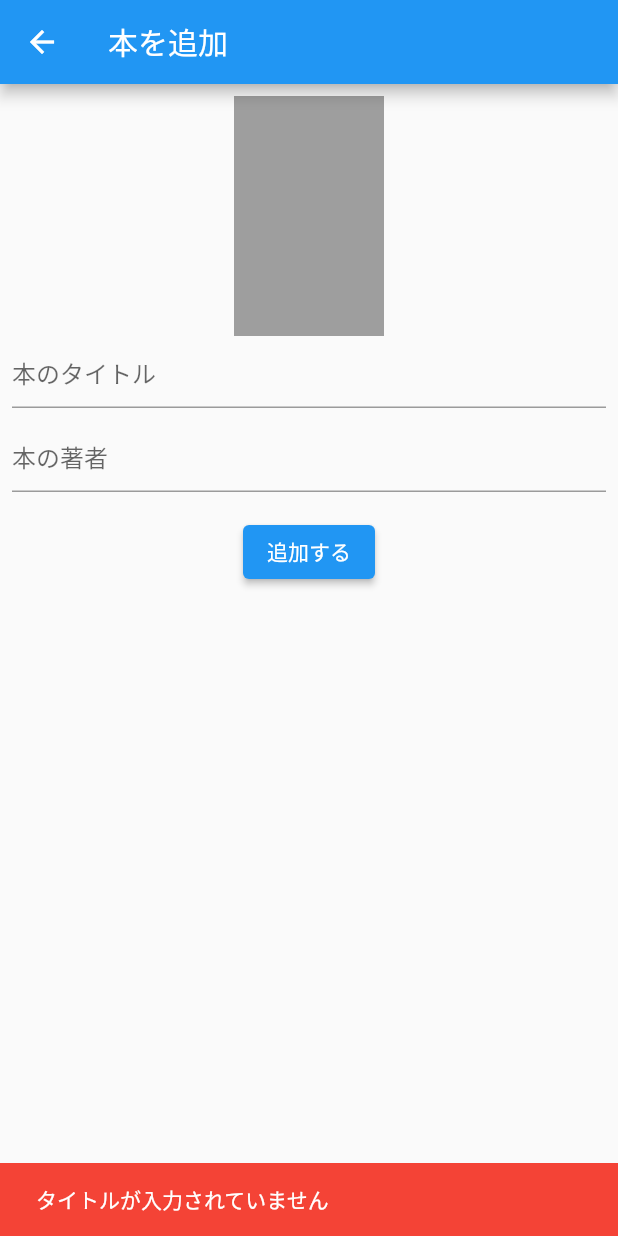
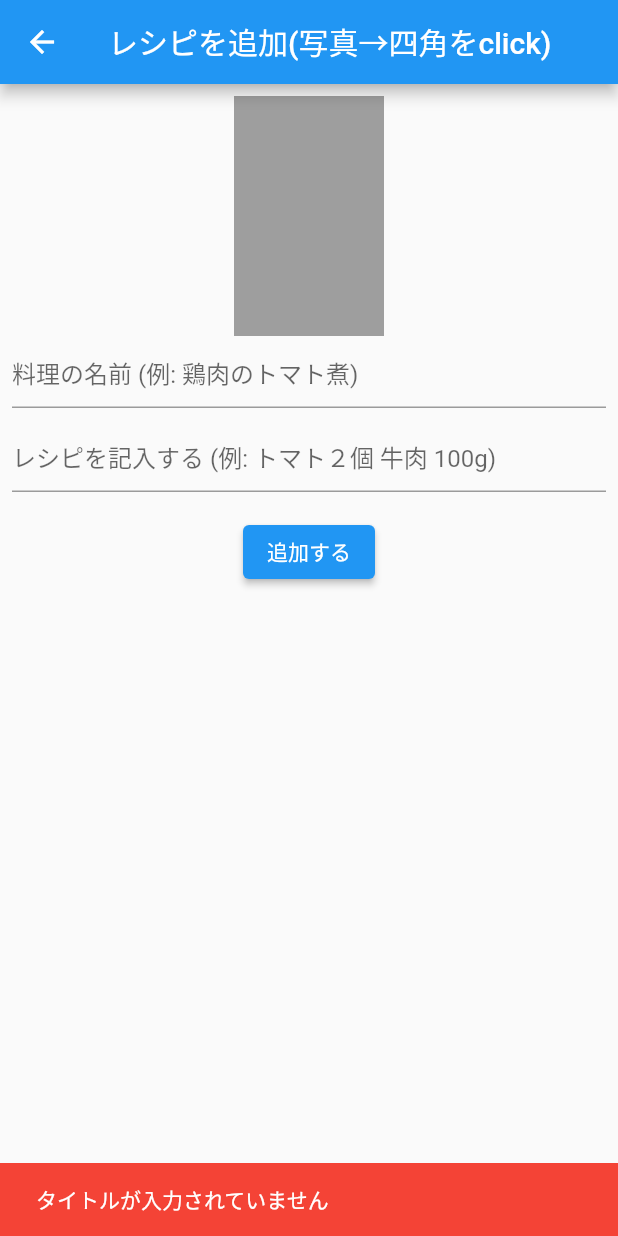
Before and after one commit to YujiOnoWoven/WovenFoodApp, a Flutter app: the PostPage screen opened directly, after a tap on "追加する", on a phone screen of 412 x 824 dp. Run offline on Flutter 3.47's test engine with Material 2 defaults, Android fonts, the phone set to English and light mode, and no system bars; our stand-ins replace cloud_firestore, firebase_core, firebase_storage, flutter_svg, image_picker; accounts and stored records are empty; project files that could hold a hidden picture were left out.

Commit message:
no message

```diff
--- a/lib/pages/add_picture.dart
+++ b/lib/pages/add_picture.dart
@@ -32,13 +32,13 @@ class AddBookModel extends ChangeNotifier {
       throw '著者が入力されていません';
     }
 
-    final doc = FirebaseFirestore.instance.collection('books').doc();
+    final doc = FirebaseFirestore.instance.collection('posts').doc();
 
     String? imgURL;
     if (imageFile != null) {
       // storageにアップロード
       final task = await FirebaseStorage.instance
-          .ref('books/${doc.id}')
+          .ref('posts/${doc.id}')
           .putFile(imageFile!);
       imgURL = await task.ref.getDownloadURL();
     }
--- a/lib/pages/post.dart
+++ b/lib/pages/post.dart
@@ -9,7 +9,7 @@ class PostPage extends StatelessWidget {
       create: (_) => AddBookModel(),
       child: Scaffold(
         appBar: AppBar(
-          title: Text('本を追加'),
+          title: Text('レシピを追加(写真→四角をclick)'),
         ),
         body: Center(
           child: Consumer<AddBookModel>(builder: (context, model, child) {
@@ -36,7 +36,7 @@ class PostPage extends StatelessWidget {
                       ),
                       TextField(
                         decoration: InputDecoration(
-                          hintText: '本のタイトル',
+                          hintText: '料理の名前 (例: 鶏肉のトマト煮)',
                         ),
                         onChanged: (text) {
                           model.title = text;
@@ -47,7 +47,7 @@ class PostPage extends StatelessWidget {
                       ),
                       TextField(
                         decoration: InputDecoration(
-                          hintText: '本の著者',
+                          hintText: 'レシピを記入する (例: トマト２個 牛肉 100g)',
                         ),
                         onChanged: (text) {
                           model.author = text;
```
Also changed, not shown: lib/pages/cook_screen.dart (+4 -4 lines), 1 other file.
